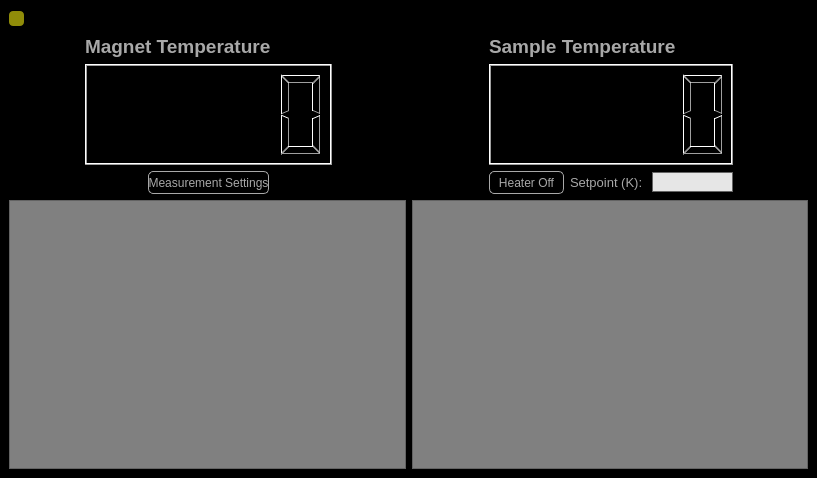
Old version of the form Scanner GUI/TemperatureControl/TemperatureControl.ui in the repository afylab/nanoSQUID-Scanning-Software.
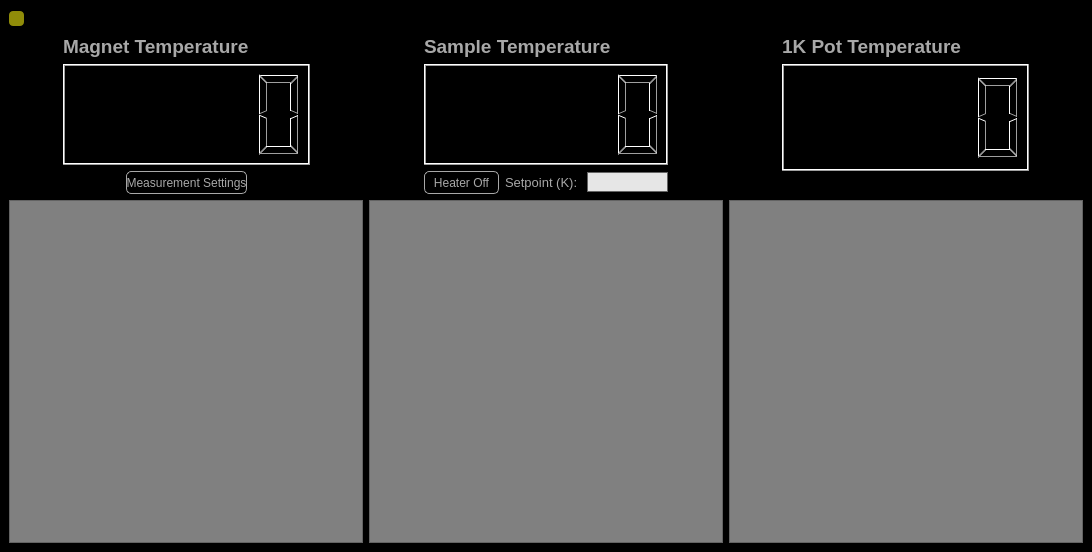
New version of the form. Icons and pictures are not drawn.

```diff
--- a/Scanner GUI/TemperatureControl/TemperatureControl.ui
+++ b/Scanner GUI/TemperatureControl/TemperatureControl.ui
@@ -6,8 +6,8 @@
    <rect>
     <x>0</x>
     <y>0</y>
-    <width>817</width>
-    <height>478</height>
+    <width>1092</width>
+    <height>552</height>
    </rect>
   </property>
   <property name="sizePolicy">
@@ -139,7 +139,7 @@
      </layout>
     </item>
     <item>
-     <layout class="QHBoxLayout" name="horizontalLayout_4" stretch="1,0,2,0,1">
+     <layout class="QHBoxLayout" name="horizontalLayout_4" stretch="1,0,2,0,2,0,1">
       <item>
        <spacer name="horizontalSpacer_2">
         <property name="orientation">
@@ -341,6 +341,71 @@
         </property>
        </spacer>
       </item>
+      <item>
+       <layout class="QVBoxLayout" name="verticalLayout_4" stretch="0,1,0">
+        <item>
+         <widget class="QLabel" name="label_4">
+          <property name="font">
+           <font>
+            <pointsize>14</pointsize>
+            <weight>75</weight>
+            <bold>true</bold>
+           </font>
+          </property>
+          <property name="text">
+           <string>1K Pot Temperature</string>
+          </property>
+         </widget>
+        </item>
+        <item>
+         <widget class="QLCDNumber" name="lcdNumber_potTemp">
+          <property name="minimumSize">
+           <size>
+            <width>247</width>
+            <height>101</height>
+           </size>
+          </property>
+          <property name="font">
+           <font>
+            <pointsize>14</pointsize>
+            <weight>75</weight>
+            <bold>true</bold>
+           </font>
+          </property>
+         </widget>
+        </item>
+        <item>
+         <layout class="QHBoxLayout" name="horizontalLayout_6">
+          <item>
+           <spacer name="verticalSpacer">
+            <property name="orientation">
+             <enum>Qt::Vertical</enum>
+            </property>
+            <property name="sizeHint" stdset="0">
+             <size>
+              <width>20</width>
+              <height>23</height>
+             </size>
+            </property>
+           </spacer>
+          </item>
+         </layout>
+        </item>
+       </layout>
+      </item>
+      <item>
+       <spacer name="horizontalSpacer_4">
+        <property name="orientation">
+         <enum>Qt::Horizontal</enum>
+        </property>
+        <property name="sizeHint" stdset="0">
+         <size>
+          <width>40</width>
+          <height>20</height>
+         </size>
+        </property>
+       </spacer>
+      </item>
      </layout>
     </item>
     <item>
@@ -375,6 +440,21 @@
         </property>
        </widget>
       </item>
+      <item>
+       <widget class="QFrame" name="potTempFrame">
+        <property name="styleSheet">
+         <string notr="true">#potTempFrame{
+background: grey
+}</string>
+        </property>
+        <property name="frameShape">
+         <enum>QFrame::StyledPanel</enum>
+        </property>
+        <property name="frameShadow">
+         <enum>QFrame::Raised</enum>
+        </property>
+       </widget>
+      </item>
      </layout>
     </item>
    </layout>
```
